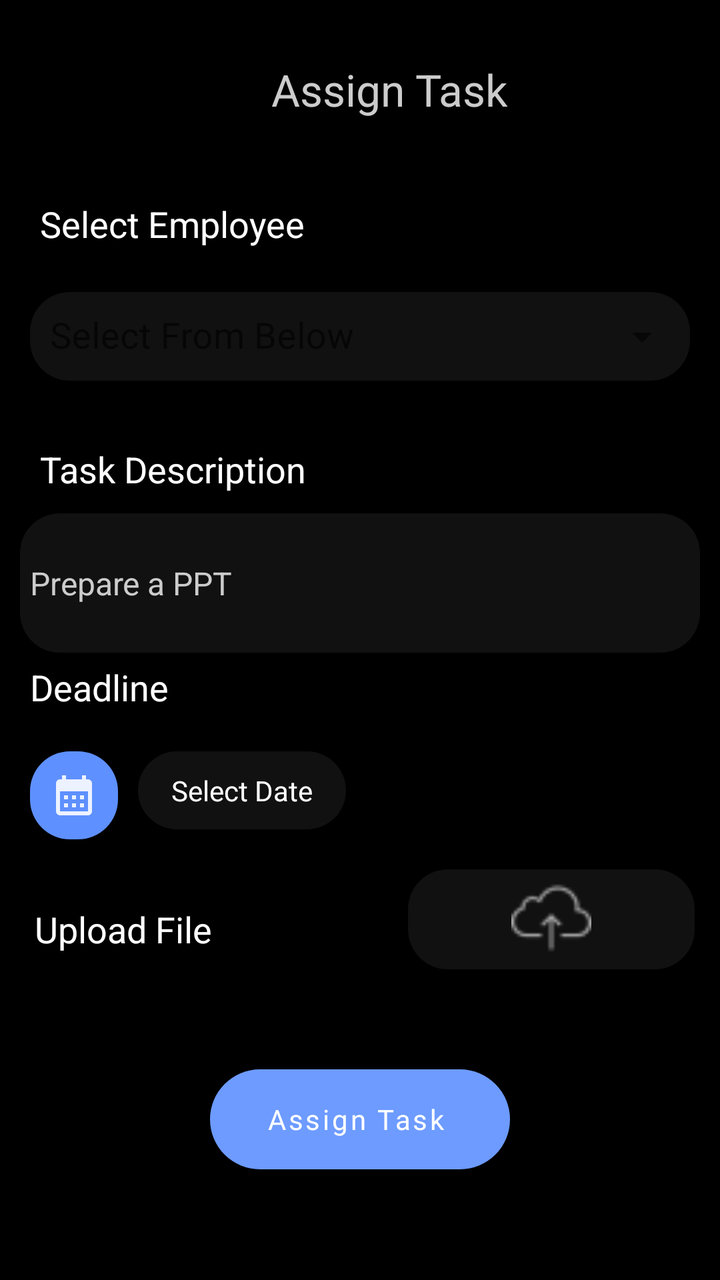
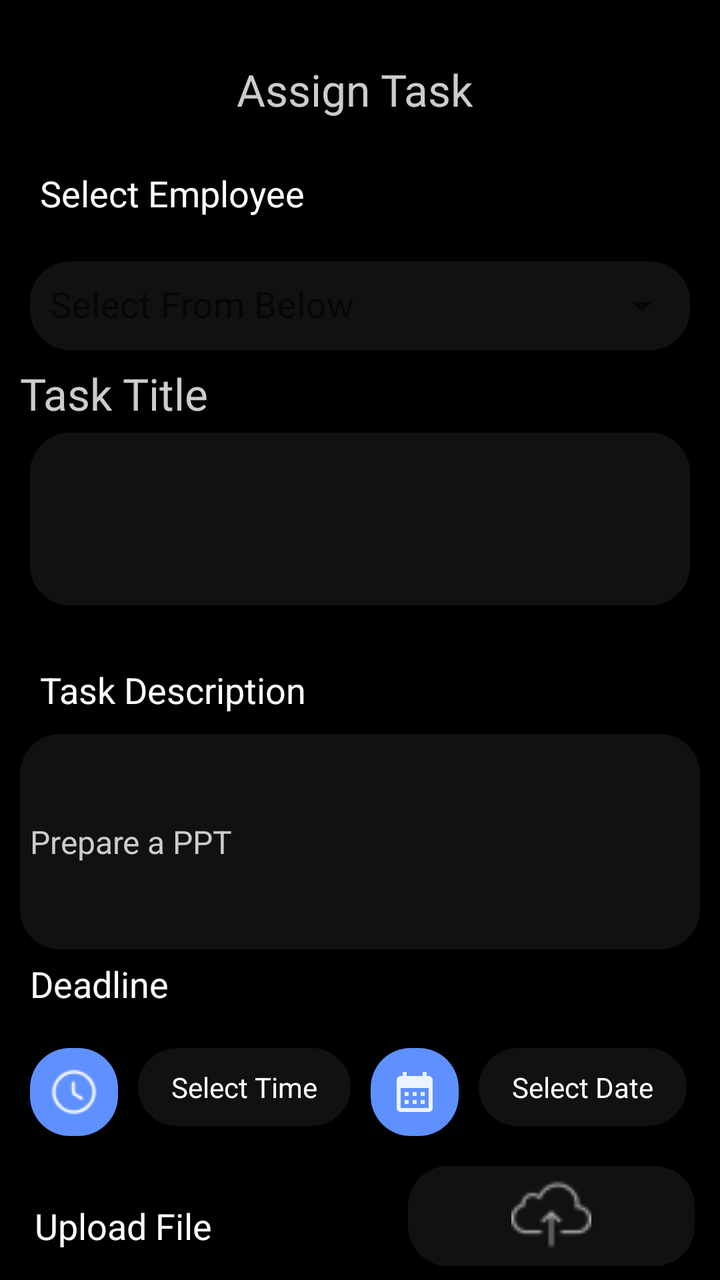

Before-and-after screenshots of an Android layout around one commit, followed by the original layout XML and the change that was made.
<!-- AndroidManifest.xml: application theme AppTheme -->
<!-- res/layout/fragment_assign_task2.xml -->
<?xml version="1.0" encoding="utf-8"?>
<layout>

    <LinearLayout xmlns:android="http://schemas.android.com/apk/res/android"
        xmlns:app="http://schemas.android.com/apk/res-auto"
        xmlns:tools="http://schemas.android.com/tools"
        android:layout_width="match_parent"
        android:layout_height="match_parent"
        android:background="@android:color/black"
        android:orientation="vertical"
        android:clickable="true"
        android:padding="@dimen/_10dp"
        tools:context=".manager.activity.fragment.MyPerformance">

        <LinearLayout
            android:layout_width="match_parent"
            android:layout_height="wrap_content"
            android:layout_marginTop="20dp">

            <ImageView
                android:layout_width="wrap_content"
                android:layout_height="wrap_content"
                android:layout_marginStart="25dp"
                android:visibility="invisible"
                android:src="@drawable/backbutton" />

            <TextView
                android:layout_width="match_parent"
                android:layout_height="wrap_content"
                android:gravity="center"
                android:text="Assign Task "
                android:textColor="@color/greyforText"
                android:textSize="22sp" />

        </LinearLayout>

        <LinearLayout
            android:layout_width="match_parent"
            android:layout_height="match_parent"
            android:gravity="center"
            android:orientation="vertical">

            <TextView
                android:layout_width="match_parent"
                android:layout_height="wrap_content"
                android:layout_marginTop="@dimen/_15"
                android:padding="@dimen/_10"
                android:text="Select Employee"
                android:textColor="@color/white"
                android:textSize="@dimen/_18sp" />

            <com.google.android.material.textfield.TextInputLayout
                style="@style/Widget.MaterialComponents.TextInputLayout.OutlinedBox.ExposedDropdownMenu"
                android:layout_width="match_parent"
                android:layout_height="wrap_content"
                android:padding="@dimen/_5dp">

                <AutoCompleteTextView
                    android:id="@+id/selectEmployee"
                    android:layout_width="match_parent"
                    android:layout_height="wrap_content"
                    android:background="@drawable/grey_bg_rounded"
                    android:drawableEnd="@drawable/baseline_arrow_drop_down_24"
                    android:padding="@dimen/_10"
                    android:hint="Select From Below"
                    android:textColorHint="@color/greyforText"
                    android:textColor="@color/greyforText"
                    android:textSize="@dimen/_18sp" />
            </com.google.android.material.textfield.TextInputLayout>

            <TextView
                android:layout_width="match_parent"
                android:layout_height="wrap_content"
                android:layout_marginTop="@dimen/_15"
                android:padding="@dimen/_10"
                android:text="Task Description"
                android:textColor="@color/white"
                android:textSize="@dimen/_18sp" />


            <EditText
                android:id="@+id/taskDescription"
                android:layout_width="match_parent"
                android:layout_height="wrap_content"
                android:background="@drawable/grey_bg_rounded"
                android:hint="Prepare a PPT "
                android:lines="3"
                android:maxLines="3"
                android:padding="@dimen/_5dp"
                android:textColor="@color/greyforText"
                android:textColorHint="@color/greyforText"
                android:textSize="16dp" />
            <TextView
                android:layout_width="wrap_content"
                android:layout_height="wrap_content"
                android:text="Deadline"
                android:layout_gravity="start"
                android:layout_margin="5dp"
                android:textColor="@color/white"
                android:textSize="18dp" />
            <LinearLayout
                android:layout_width="match_parent"
                android:layout_height="wrap_content"
                android:layout_marginTop="@dimen/_10"
                android:gravity="start"
                android:orientation="horizontal"
                android:weightSum="2">


                <ImageView
                    android:id="@+id/calender"
                    android:layout_width="wrap_content"
                    android:layout_height="wrap_content"
                    android:layout_margin="@dimen/_5dp"
                    android:background="@drawable/blue_bg"
                    android:padding="@dimen/_10"
                    android:src="@drawable/baseline_calendar_month_24" />

                <TextView
                    android:id="@+id/deadline"
                    android:layout_width="wrap_content"
                    android:layout_height="wrap_content"
                    android:layout_margin="@dimen/_5dp"
                    android:layout_marginStart="@dimen/_10dp"
                    android:background="@drawable/grey_bg_rounded"
                    android:gravity="center"
                    android:maxLines="5"
                    android:padding="@dimen/_10"
                    android:text="  Select Date  "
                    android:textColor="@color/white"
                    android:textColorHint="@color/white"
                    android:textSize="14sp" />
            </LinearLayout>
            <LinearLayout
                android:layout_width="match_parent"
                android:layout_height="wrap_content"
                android:layout_marginStart="@dimen/_5dp"
                android:layout_marginTop="@dimen/_10"
                android:gravity="center"
                android:orientation="horizontal"
                android:weightSum="2">

                <TextView
                    android:layout_width="wrap_content"
                    android:layout_height="wrap_content"
                    android:layout_weight="1"
                    android:text="Upload File"
                    android:textColor="@color/white"
                    android:textSize="18dp" />

                <ImageView
                    android:id="@+id/uploadDoc"
                    android:layout_width="50dp"
                    android:layout_height="50dp"
                    android:layout_gravity="end"
                    android:layout_margin="@dimen/_5dp"
                    android:layout_weight="1"
                    android:background="@drawable/grey_bg_rounded"
                    android:padding="@dimen/_5dp"
                    android:src="@drawable/uploadwhite" />















            </LinearLayout>
            <androidx.recyclerview.widget.RecyclerView
                android:id="@+id/fileRecycler"
                android:layout_width="match_parent"
                android:layout_height="wrap_content"
                android:layout_alignParentBottom="true"
                android:layout_below="@+id/scroll"
                android:foregroundGravity="center"
                android:padding="5dp" />


            <Button
                android:id="@+id/assignTask"
                style="@style/AttendanceButton"
                android:layout_width="@dimen/_150dp"
                android:layout_height="50dp"
                android:layout_gravity="center"
                android:layout_margin="30dp"
                android:layout_marginBottom="16dp"
                android:background="@drawable/attendancebutton"
                android:fontFamily="@font/dm_sans"
                android:hint="Assign Task "
                android:textColorHint="@color/white" />
        </LinearLayout>
    </LinearLayout>
</layout>
<!-- resources referenced by this layout -->
<resources>
  <color name="greyforText">#CCCCCC</color>
  <color name="white">#FFFFFF</color>
  <dimen name="_10">10dp</dimen>
  <dimen name="_10dp">10dp</dimen>
  <dimen name="_15">15dp</dimen>
  <dimen name="_150dp">150dp</dimen>
  <dimen name="_18sp">18sp</dimen>
  <dimen name="_5dp">5dp</dimen>
  <!-- drawable attendancebutton (drawable) -->
  <shape xmlns:android="http://schemas.android.com/apk/res/android"
      android:shape="rectangle">
      <solid android:color="#6D9BFF"/>
      <corners android:radius="25dp" /> 
  </shape>
  <!-- drawable backbutton: png bitmap (drawable, 227 bytes) -->
  <!-- drawable baseline_arrow_drop_down_24 (drawable) -->
  <vector xmlns:android="http://schemas.android.com/apk/res/android" android:alpha="0.88" android:height="24dp" android:tint="#FFFFFF" android:viewportHeight="24" android:viewportWidth="24" android:width="24dp">
        
      <path android:fillColor="@android:color/white" android:pathData="M7,10l5,5 5,-5z"/>
      
  </vector>
  <!-- drawable baseline_calendar_month_24 (drawable) -->
  <vector xmlns:android="http://schemas.android.com/apk/res/android" android:alpha="0.88" android:height="24dp" android:tint="#FFFFFF" android:viewportHeight="24" android:viewportWidth="24" android:width="24dp">
        
      <path android:fillColor="@android:color/white" android:pathData="M19,4h-1V2h-2v2H8V2H6v2H5C3.89,4 3.01,4.9 3.01,6L3,20c0,1.1 0.89,2 2,2h14c1.1,0 2,-0.9 2,-2V6C21,4.9 20.1,4 19,4zM19,20H5V10h14V20zM9,14H7v-2h2V14zM13,14h-2v-2h2V14zM17,14h-2v-2h2V14zM9,18H7v-2h2V18zM13,18h-2v-2h2V18zM17,18h-2v-2h2V18z"/>
      
  </vector>
  <!-- drawable blue_bg (drawable) -->
  <?xml version="1.0" encoding="utf-8"?>
  <shape xmlns:android="http://schemas.android.com/apk/res/android"
      android:shape="rectangle">
      <solid android:color="@color/lightBlue"/>
  <corners android:radius="@dimen/_20dp"/>
  </shape>
  <!-- drawable grey_bg_rounded (drawable) -->
  <?xml version="1.0" encoding="utf-8"?>
  <shape xmlns:android="http://schemas.android.com/apk/res/android"
      android:shape="rectangle">
  <solid android:color="@color/greyBackground"/>
      <corners android:radius="@dimen/_20dp"/>
  </shape>
  <!-- drawable uploadwhite: png bitmap (drawable, 905 bytes) -->
  <style name="AttendanceButton" parent="Widget.MaterialComponents.Button">
          <item name="backgroundTint">@color/Blue</item>
      </style>
  <style name="AppTheme" parent="Theme.MaterialComponents.Light.NoActionBar">
          <item name="colorPrimaryDark">@color/black</item>
          <item name="colorSurface">@color/white</item>
      </style>
  <color name="lightBlue">#5E90FF</color>
  <dimen name="_20dp">20dp</dimen>
  <color name="greyBackground">#111111</color>
  <color name="Blue">#6D9BFF</color>
  <color name="black">#FF000000</color>
</resources>

<!-- the commit's change to res/layout/fragment_assign_task2.xml (unified diff, before → after) -->
@@ -1,38 +1,35 @@
 <?xml version="1.0" encoding="utf-8"?>
-<layout>
-
-    <LinearLayout xmlns:android="http://schemas.android.com/apk/res/android"
+<layout xmlns:android="http://schemas.android.com/apk/res/android">
+
+    <ScrollView
         xmlns:app="http://schemas.android.com/apk/res-auto"
         xmlns:tools="http://schemas.android.com/tools"
         android:layout_width="match_parent"
         android:layout_height="match_parent"
         android:background="@android:color/black"
         android:orientation="vertical"
+        android:clickable="true">
+
+
+        <LinearLayout
+            android:layout_width="match_parent"
+            android:layout_height="wrap_content"
+            android:background="@android:color/black"
+            android:focusable="true"
+            android:orientation="vertical"
         android:clickable="true"
         android:padding="@dimen/_10dp"
         tools:context=".manager.activity.fragment.MyPerformance">
 
-        <LinearLayout
-            android:layout_width="match_parent"
-            android:layout_height="wrap_content"
-            android:layout_marginTop="20dp">
-
-            <ImageView
-                android:layout_width="wrap_content"
-                android:layout_height="wrap_content"
-                android:layout_marginStart="25dp"
-                android:visibility="invisible"
-                android:src="@drawable/backbutton" />
 
             <TextView
                 android:layout_width="match_parent"
                 android:layout_height="wrap_content"
                 android:gravity="center"
                 android:text="Assign Task "
+                android:layout_marginTop="20dp"
                 android:textColor="@color/greyforText"
                 android:textSize="22sp" />
-
-        </LinearLayout>
 
         <LinearLayout
             android:layout_width="match_parent"
@@ -67,7 +64,32 @@
                     android:textColor="@color/greyforText"
                     android:textSize="@dimen/_18sp" />
             </com.google.android.material.textfield.TextInputLayout>
-
+            <TextView
+                android:layout_width="match_parent"
+                android:layout_height="wrap_content"
+                android:gravity="start"
+                android:text="Task Title"
+                android:textColor="@color/greyforText"
+                android:textSize="22sp" />
+            <ScrollView
+                android:layout_width="match_parent"
+                android:layout_height="wrap_content"
+                android:layout_margin="5dp"
+                android:fillViewport="true">
+
+                <EditText
+                    android:id="@+id/tasktitle"
+                    android:layout_width="match_parent"
+                    android:layout_height="wrap_content"
+                    android:layout_gravity="top"
+                    android:background="@drawable/grey_bg_rounded"
+                    android:gravity="top"
+                    android:inputType="textMultiLine"
+                    android:isScrollContainer="true"
+                    android:lines="3"
+                    android:padding="10dp"
+                    android:textColor="@color/white" />
+            </ScrollView>
             <TextView
                 android:layout_width="match_parent"
                 android:layout_height="wrap_content"
@@ -84,8 +106,8 @@
                 android:layout_height="wrap_content"
                 android:background="@drawable/grey_bg_rounded"
                 android:hint="Prepare a PPT "
-                android:lines="3"
-                android:maxLines="3"
+                android:lines="5"
+                android:maxLines="5"
                 android:padding="@dimen/_5dp"
                 android:textColor="@color/greyforText"
                 android:textColorHint="@color/greyforText"
@@ -101,11 +123,31 @@
             <LinearLayout
                 android:layout_width="match_parent"
                 android:layout_height="wrap_content"
-                android:layout_marginTop="@dimen/_10"
-                android:gravity="start"
-                android:orientation="horizontal"
-                android:weightSum="2">
-
+                android:layout_marginTop="@dimen/_10">
+
+                <ImageView
+                    android:id="@+id/time"
+                    android:layout_width="wrap_content"
+                    android:layout_height="wrap_content"
+                    android:layout_margin="@dimen/_5dp"
+                    android:background="@drawable/blue_bg"
+                    android:padding="@dimen/_10"
+                    android:src="@drawable/clock_white" />
+
+                <TextView
+                    android:id="@+id/selectedTime"
+                    android:layout_width="wrap_content"
+                    android:layout_height="wrap_content"
+                    android:layout_margin="@dimen/_5dp"
+                    android:layout_marginStart="@dimen/_10dp"
+                    android:background="@drawable/grey_bg_rounded"
+                    android:gravity="center"
+                    android:maxLines="5"
+                    android:padding="@dimen/_10"
+                    android:text="  Select Time  "
+                    android:textColor="@color/white"
+                    android:textColorHint="@color/white"
+                    android:textSize="14sp" />
 
                 <ImageView
                     android:id="@+id/calender"
@@ -198,4 +240,5 @@
                 android:textColorHint="@color/white" />
         </LinearLayout>
     </LinearLayout>
+</ScrollView>
 </layout>
<!-- resource entries referenced after the edit -->
@@ -14,7 +14,6 @@
       <solid android:color="#6D9BFF"/>
       <corners android:radius="25dp" /> 
   </shape>
-  <!-- drawable backbutton: png bitmap (drawable, 227 bytes) -->
   <!-- drawable baseline_arrow_drop_down_24 (drawable) -->
   <vector xmlns:android="http://schemas.android.com/apk/res/android" android:alpha="0.88" android:height="24dp" android:tint="#FFFFFF" android:viewportHeight="24" android:viewportWidth="24" android:width="24dp">
         
@@ -34,6 +33,7 @@
       <solid android:color="@color/lightBlue"/>
   <corners android:radius="@dimen/_20dp"/>
   </shape>
+  <!-- drawable clock_white: png bitmap (drawable, 472 bytes) -->
   <!-- drawable grey_bg_rounded (drawable) -->
   <?xml version="1.0" encoding="utf-8"?>
   <shape xmlns:android="http://schemas.android.com/apk/res/android"
